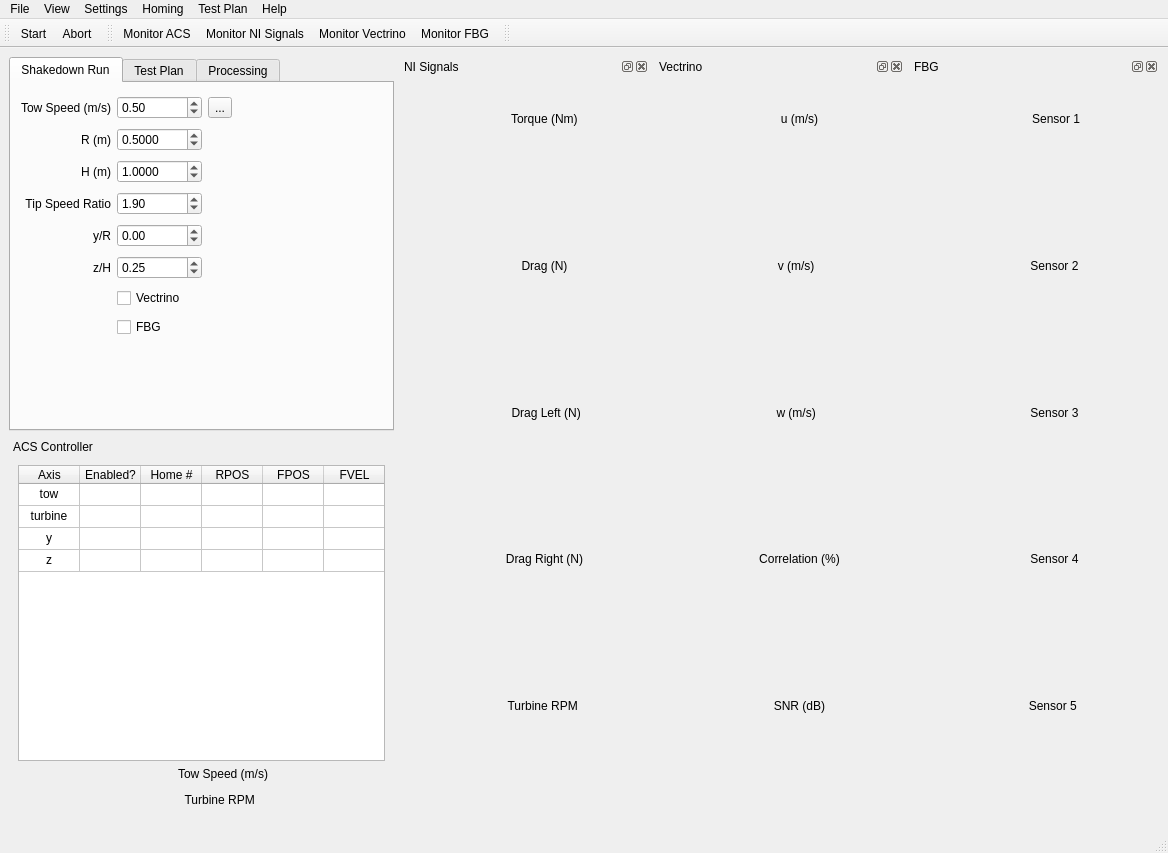
Qt form gui/mainwindow.ui (petebachant/TurbineDAQ) before a commit.
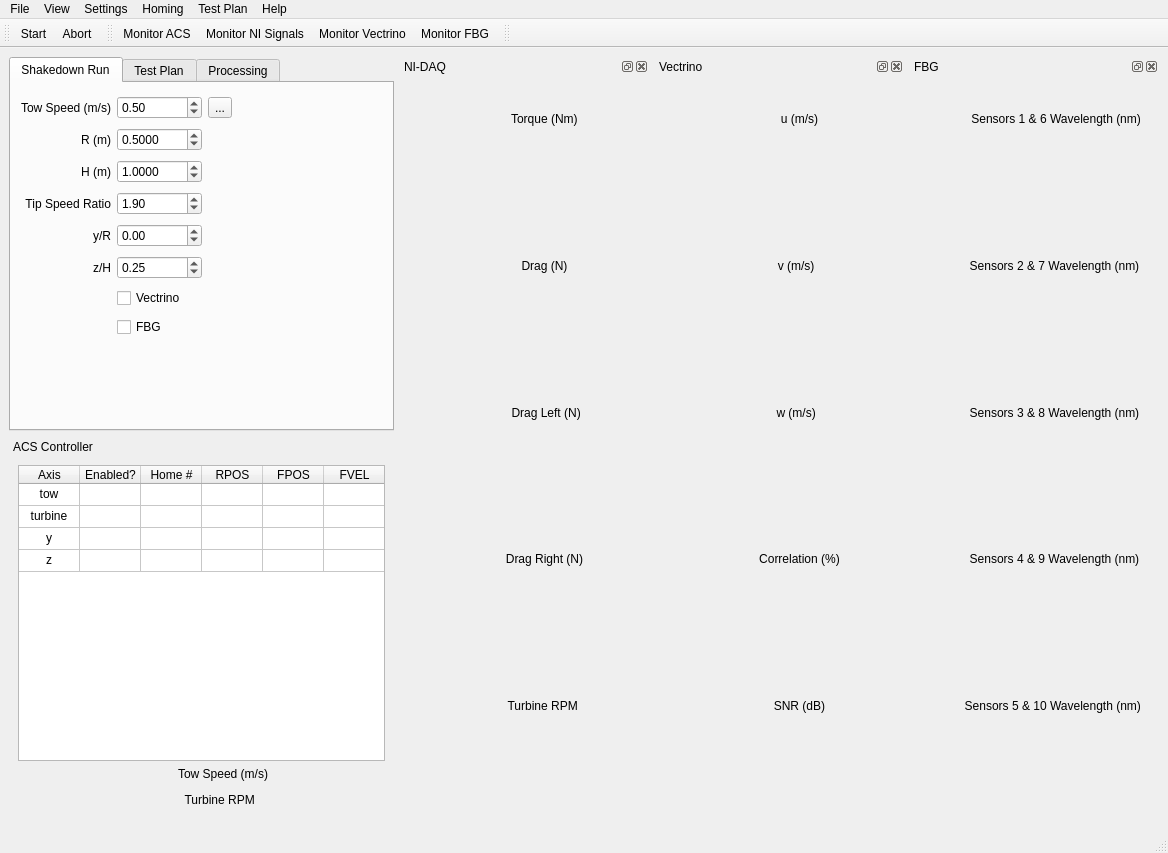
The same form after that commit. Icons and pictures are not drawn. Custom widgets are drawn as their Qt base class.

What changed in the file:
```diff
--- a/gui/mainwindow.ui
+++ b/gui/mainwindow.ui
@@ -43,7 +43,7 @@
        <set>Qt::AllDockWidgetAreas</set>
       </property>
       <property name="windowTitle">
-       <string>NI Signals</string>
+       <string>NI-DAQ</string>
       </property>
       <widget class="QWidget" name="dockWidgetContents_2">
        <layout class="QGridLayout" name="gridLayout_8">
@@ -253,7 +253,7 @@
      <widget class="QDockWidget" name="dockWidget_FBG">
       <property name="minimumSize">
        <size>
-        <width>198</width>
+        <width>212</width>
         <height>601</height>
        </size>
       </property>
@@ -270,7 +270,7 @@
           <item>
            <widget class="QLabel" name="label_FBG_1">
             <property name="text">
-             <string>             Sensor 1</string>
+             <string>             Sensors 1 &amp; 6 Wavelength (nm)</string>
             </property>
             <property name="alignment">
              <set>Qt::AlignCenter</set>
@@ -287,7 +287,7 @@
           <item>
            <widget class="QLabel" name="label_FBG_2">
             <property name="text">
-             <string>            Sensor 2</string>
+             <string>            Sensors 2 &amp; 7 Wavelength (nm)</string>
             </property>
             <property name="alignment">
              <set>Qt::AlignCenter</set>
@@ -304,7 +304,7 @@
           <item>
            <widget class="QLabel" name="label_FBG_3">
             <property name="text">
-             <string>            Sensor 3</string>
+             <string>            Sensors 3 &amp; 8 Wavelength (nm)</string>
             </property>
             <property name="alignment">
              <set>Qt::AlignCenter</set>
@@ -321,7 +321,7 @@
           <item>
            <widget class="QLabel" name="label_FBG_4">
             <property name="text">
-             <string>            Sensor 4</string>
+             <string>            Sensors 4 &amp; 9 Wavelength (nm)</string>
             </property>
             <property name="alignment">
              <set>Qt::AlignCenter</set>
@@ -338,7 +338,7 @@
           <item>
            <widget class="QLabel" name="label_FBG_5">
             <property name="text">
-             <string>           Sensor 5</string>
+             <string>           Sensors 5 &amp; 10 Wavelength (nm)</string>
             </property>
             <property name="alignment">
              <set>Qt::AlignCenter</set>
```
Left out of the diff: 2 changed lines with no effect on the pictures.
